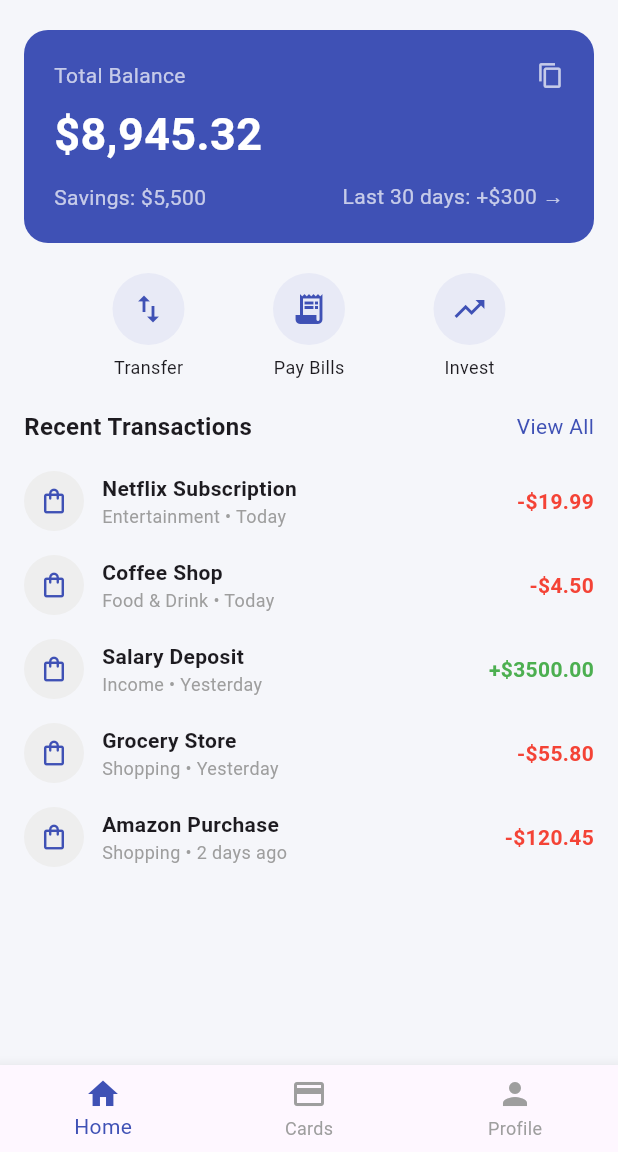
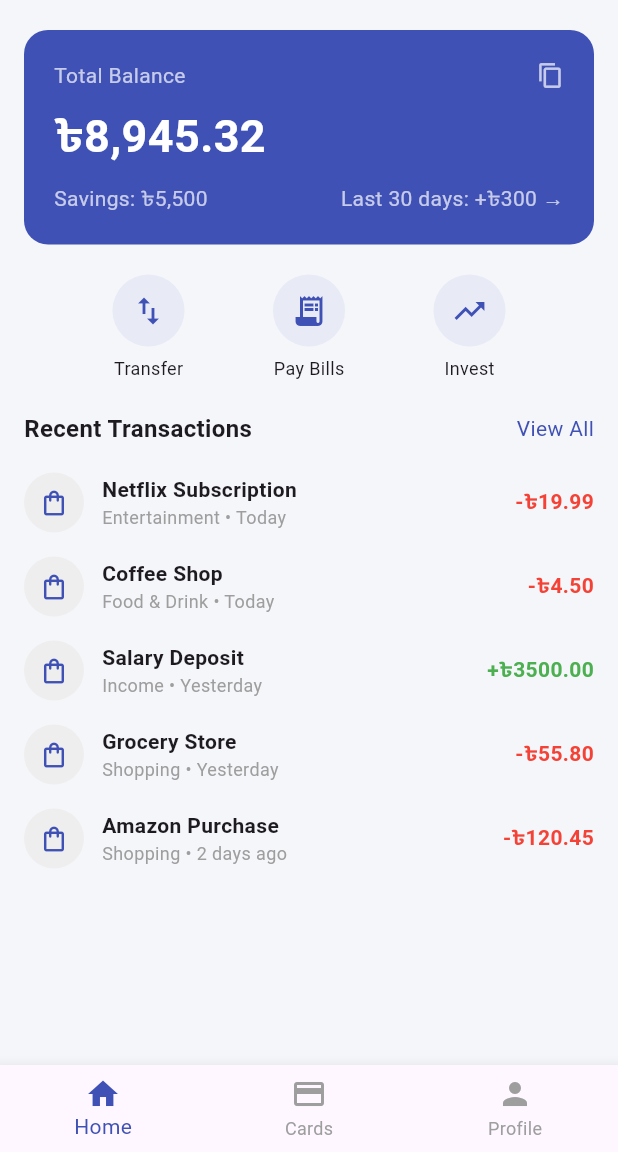
Before and after one commit to taba070/assignment-two-flutter_UI-Nuzhat_Tabassum-2210786, a Flutter app: the screen it shows after launch, on a phone screen of 412 x 824 dp, the part 84-1236 px from its top. Run offline on Flutter 3.47's test engine with Material 3 defaults, Android fonts, the phone set to English and light mode, and no system bars.

Commit message:
Update app

```diff
--- a/lib/main.dart
+++ b/lib/main.dart
@@ -141,11 +141,11 @@ class HomePage extends StatelessWidget {
   @override
   Widget build(BuildContext context) {
     final transactions = [
-      {"title": "Netflix Subscription", "sub": "Entertainment • Today", "amount": "-\$19.99"},
-      {"title": "Coffee Shop", "sub": "Food & Drink • Today", "amount": "-\$4.50"},
-      {"title": "Salary Deposit", "sub": "Income • Yesterday", "amount": "+\$3500.00"},
-      {"title": "Grocery Store", "sub": "Shopping • Yesterday", "amount": "-\$55.80"},
-      {"title": "Amazon Purchase", "sub": "Shopping • 2 days ago", "amount": "-\$120.45"},
+      {"title": "Netflix Subscription", "sub": "Entertainment • Today", "amount": "-৳19.99"},
+      {"title": "Coffee Shop", "sub": "Food & Drink • Today", "amount": "-৳4.50"},
+      {"title": "Salary Deposit", "sub": "Income • Yesterday", "amount": "+৳3500.00"},
+      {"title": "Grocery Store", "sub": "Shopping • Yesterday", "amount": "-৳55.80"},
+      {"title": "Amazon Purchase", "sub": "Shopping • 2 days ago", "amount": "-৳120.45"},
     ];
 
     return SafeArea(
@@ -180,15 +180,15 @@ class HomePage extends StatelessWidget {
                       ],
                     ),
                     const SizedBox(height: 8),
-                    const Text("\$8,945.32",
+                    const Text("৳8,945.32",
                         style: TextStyle(
                             color: Colors.white, fontSize: 30, fontWeight: FontWeight.bold)),
                     const SizedBox(height: 10),
                     Row(
                       mainAxisAlignment: MainAxisAlignment.spaceBetween,
                       children: const [
-                        Text("Savings: \$5,500", style: TextStyle(color: Colors.white70)),
-                        Text("Last 30 days: +\$300 →",
+                        Text("Savings: ৳5,500", style: TextStyle(color: Colors.white70)),
+                        Text("Last 30 days: +৳300 →",
                             style: TextStyle(color: Colors.white70)),
                       ],
                     ),
@@ -399,7 +399,7 @@ class CardsPage extends StatelessWidget {
                           crossAxisAlignment: CrossAxisAlignment.start,
                           children: [
                             Text("Shared Savings", style: TextStyle(fontWeight: FontWeight.w600)),
-                            Text("\$5,500.00", style: TextStyle(color: Colors.grey)),
+                            Text("৳5,500.00", style: TextStyle(color: Colors.grey)),
                           ],
                         ),
                       ),
```
